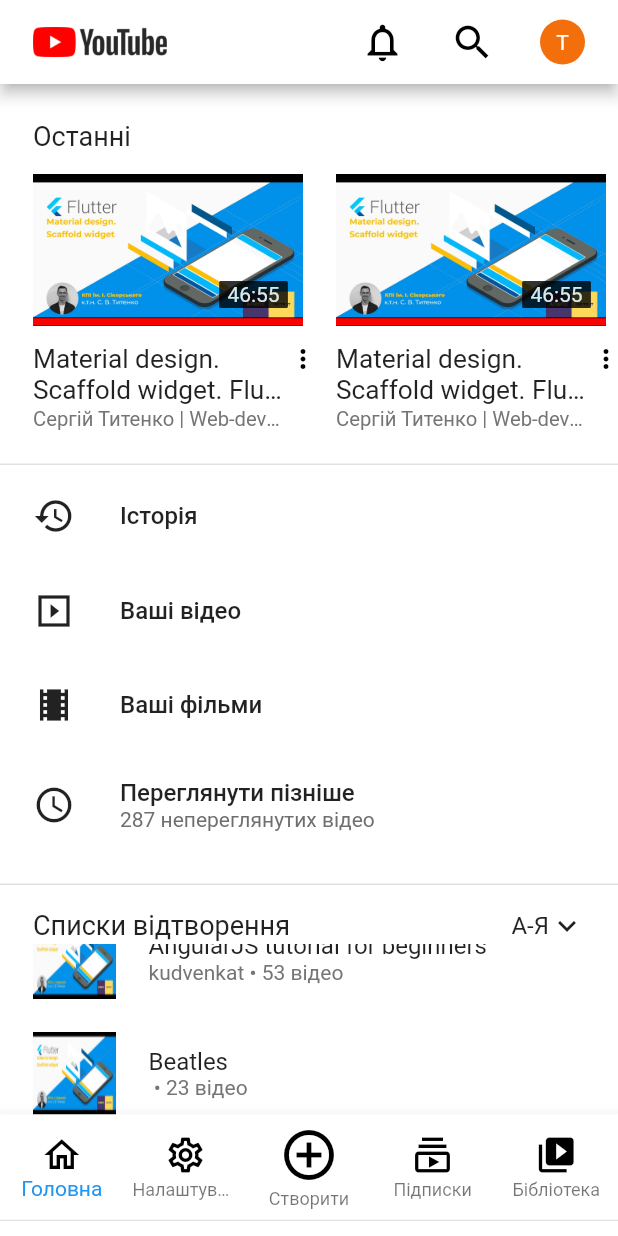
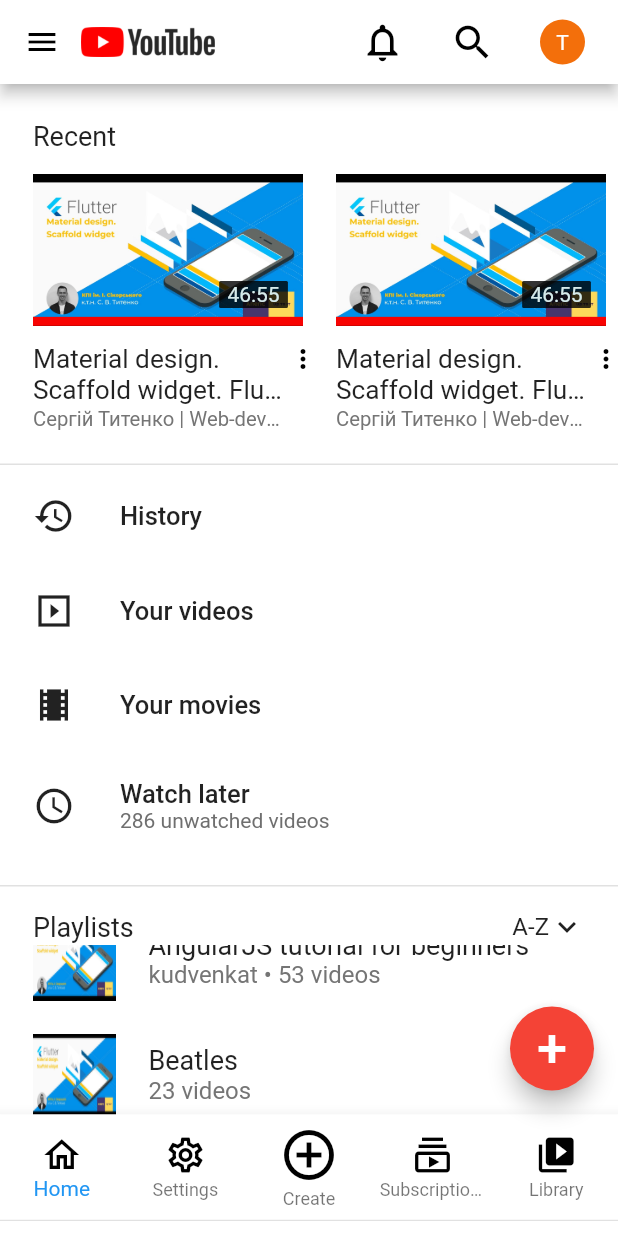
Before and after one commit to Bonefest/flutter_projects, a Flutter app: the screen it shows after launch, scrolled down 237 dp, on a phone screen of 412 x 824 dp. Run offline on Flutter 3.47's test engine with Material 2 defaults, Android fonts, the phone set to English and light mode, and no system bars; our stand-ins replace google_fonts.

Commit message:
Added drawer and a floating button.

```diff
--- a/lib/main.dart
+++ b/lib/main.dart
@@ -1,4 +1,5 @@
 import 'package:flutter/material.dart';
+import 'package:google_fonts/google_fonts.dart';
 
 void main() => runApp(MyApp());
 
@@ -44,13 +45,14 @@ Container generateUserLogo(String userName, Color backgroundColor, [double size
 AppBar generateYoutubeAppBar([double spaceBetweenIcons = 30.0])
 {
   return AppBar(
+    iconTheme: IconThemeData(color: Colors.black),
     flexibleSpace: Container(
       padding: EdgeInsets.symmetric(horizontal: 22),
       child: Row(
         crossAxisAlignment: CrossAxisAlignment.center,
         children:[
           Container(
-            padding: EdgeInsets.symmetric(vertical: 18),
+            padding: EdgeInsets.symmetric(horizontal: 32, vertical: 18),
             child: Image(
               image: AssetImage('assets/youtube_logo.png'),
               filterQuality: FilterQuality.medium,
@@ -85,11 +87,13 @@ AppBar generateYoutubeAppBar([double spaceBetweenIcons = 30.0])
   );
 }
 
-Widget generateYoutubeBottomBar()
+Widget generateYoutubeBottomBar(int index, Function(int) onTap)
 {
   return Container(
     margin: EdgeInsets.only(bottom: 10.0),
     child: BottomNavigationBar(
+      currentIndex: index,
+      onTap: onTap,
       type: BottomNavigationBarType.fixed,
       items:[
         BottomNavigationBarItem(
@@ -98,7 +102,7 @@ Widget generateYoutubeBottomBar()
             color: Colors.black,
             size: 28.0,
           ),
-          title: Text('Головна'),
+          title: Text('Home'),
         ),
 
         BottomNavigationBarItem(
@@ -107,7 +111,7 @@ Widget generateYoutubeBottomBar()
             color: Colors.black,
             size: 28.0,
           ),
-          title: Text('Налаштування'),
+          title: Text('Settings'),
         ),
 
         BottomNavigationBarItem(
@@ -116,7 +120,7 @@ Widget generateYoutubeBottomBar()
             color: Colors.black,
             size: 40.0,
           ),
-          title: Text('Створити', style: TextStyle(fontSize: 0)),
+          title: Text('Create', style: TextStyle(fontSize: 0)),
         ),
 
         BottomNavigationBarItem(
@@ -125,7 +129,7 @@ Widget generateYoutubeBottomBar()
             color: Colors.black,
             size: 28.0,
           ),
-          title: Text('Підписки'),
+          title: Text('Subscriptions'),
         ),
 
         BottomNavigationBarItem(
@@ -134,7 +138,7 @@ Widget generateYoutubeBottomBar()
             color: Colors.black,
             size: 28.0,
           ),
-          title: Text('Бібліотека'),
+          title: Text('Library'),
         ),
       ],
       backgroundColor: Color(0xFFFFFFFF),
@@ -190,7 +194,7 @@ Widget generateVideoPreview(String title, String author)
                   decoration: BoxDecoration(
                     color: Color(0xFFF80302),
                   ),
-                  height: 5,
+                  height: 6,
                   width: double.infinity, // @point
                 ),
               ),
@@ -252,7 +256,7 @@ Widget generateHistoryTab()
             Container(
               padding: EdgeInsets.only(bottom: 15),
               child: Text(
-                "Останні",
+                'Recent',
                 style: TextStyle(
                   fontSize: 18,
                   fontWeight: FontWeight.w400,
@@ -301,7 +305,7 @@ Widget generateAction(Icon icon, String title, [String? subtitle])
     Text(
       title,
       style: TextStyle(
-        fontSize: 16,
+        fontSize: 17,
         fontWeight: FontWeight.w500,
       ),
     ),
@@ -339,10 +343,10 @@ Widget generateActionsTab()
 {
   return Column(
     children: [
-      generateAction(Icon(Icons.history, size: 28.0), "Історія"),
-      generateAction(Icon(Icons.slideshow_sharp, size: 28.0), "Ваші відео"),
-      generateAction(Icon(Icons.theaters, size: 28.0), "Ваші фільми"),
-      generateAction(Icon(Icons.watch_later_outlined, size: 28.0), "Переглянути пізніше", "287 непереглянутих відео"),
+      generateAction(Icon(Icons.history, size: 28.0), 'History'),
+      generateAction(Icon(Icons.slideshow_sharp, size: 28.0), 'Your videos'),
+      generateAction(Icon(Icons.theaters, size: 28.0), 'Your movies'),
+      generateAction(Icon(Icons.watch_later_outlined, size: 28.0), 'Watch later', '286 unwatched videos'),
     ],
   );
 }
@@ -355,7 +359,7 @@ Widget generatePlaylist(String title,
   {
     previewWidget = Icon(
       Icons.add,
-      color: Colors.blue,
+      color: Color(0xFF3E6E98),
     );
   }
   else
@@ -372,8 +376,8 @@ Widget generatePlaylist(String title,
     textWidget = Text(
       title,
       style: TextStyle(
-        color: Colors.blue,
-        fontSize: 16
+        color: Color(0xFF3E6E98),
+        fontSize: 18
       ),
     );
   }
@@ -385,7 +389,7 @@ Widget generatePlaylist(String title,
           Text(
             title,
             style: TextStyle(
-              fontSize: 16,
+              fontSize: 18,
             ),
           ),
         ],
@@ -400,9 +404,10 @@ Widget generatePlaylist(String title,
         Row(
           children: [
             Text(
-              '$author • $videoCount відео',
+              author != '' ? '$author • $videoCount videos' : '$videoCount videos',
               style: TextStyle(
                 color: Color(0xFF757575),
+                fontSize: 16,
               ),
             )
           ],
@@ -443,7 +448,7 @@ Widget generatePlaylistsTab()
         crossAxisAlignment: CrossAxisAlignment.center,
         children: [
           Text(
-            "Списки відтворення",
+            'Playlists',
             style: TextStyle(
               fontSize: 18,
               fontWeight: FontWeight.w400
@@ -451,7 +456,7 @@ Widget generatePlaylistsTab()
           ),
           Spacer(),
           Text(
-            "А-Я",
+            'A-Z',
             style: TextStyle(fontSize: 16),
           ),
           Icon(
@@ -464,7 +469,7 @@ Widget generatePlaylistsTab()
         child: ListView(
           shrinkWrap: true,
           children: [
-            generatePlaylist('Новий список відтворення', true),
+            generatePlaylist('New playlist', true),
             generatePlaylist('3D Game Engine Development Tutorial', false, 'thebennybox', 61, 10.0),
             generatePlaylist('ACM/ICPC Training: For Beginner', false, 'Amy Knuth', 23),
             generatePlaylist('AngularJS tutorial for beginners', false, 'kudvenkat', 53),
@@ -522,24 +527,142 @@ Widget generateYoutubeBody()
   );
 }
 
+Drawer generateYoutubeDrawer(Function() closeCallback)
+{
+  return Drawer(
+    child: ListView(
+      children: [
+        ListTile(
+          title: Text(
+            'Drawer',
+            style: TextStyle(
+              fontSize: 18,
+              fontWeight: FontWeight.w500
+            ),
+          ),
+          trailing: IconButton(
+            icon : Icon(Icons.close),
+            onPressed: closeCallback,
+          ),
+        ),
+
+        Card(
+          child: ListTile(
+            leading: Icon(Icons.home_outlined),
+            title: Text('Home'),
+          ),
+        ),
+
+        Card(
+          child: ListTile(
+            leading: Icon(Icons.settings_outlined),
+            title: Text('Settings'),
+          ),
+        ),
+
+        Card(
+          child: ListTile(
+            leading: Icon(Icons.subscriptions_outlined),
+            title: Text('Subscriptions'),
+          ),
+        ),
+
+        Card(
+          child: ListTile(
+            leading: Icon(Icons.video_library),
+            title: Text('Library'),
+          ),
+        ),
+
+      ],
+    ),
+  );
+}
+
 class _GeneralStatefulWidgetState extends State<GeneralStatefulWidget>
 {
+
+  int _pageIdx = 0;
+  PageController? _pageController;
+
+  @override
+  void initState()
+  {
+    super.initState();
+    _pageController = PageController();
+  }
+
+  @override
+  void dispose()
+  {
+    _pageController?.dispose();
+    super.dispose();
+  }
+
+  @override
+  void onPageTap(int index)
+  {
+    setState((){
+        _pageIdx = index;
+        _pageController?.animateToPage(
+          index,
+          duration: Duration(milliseconds: 2500),
+          curve: Curves.linear,
+        );
+    });
+  }
 
   @override
   Widget build(BuildContext context)
   {
     return Scaffold(
       appBar: generateYoutubeAppBar(),
+      drawer: generateYoutubeDrawer((){Navigator.pop(context);}),
       body: Center(
-        child: ColoredBox(
-          color: Colors.white,
-          child: generateYoutubeBody(),
+        child: PageView(
+          controller: _pageController,
+          onPageChanged: (index) {
+            setState(() => _pageIdx = index);
+          },
+          children: [
+            ColoredBox(
+              color: Colors.white,
+              child: generateYoutubeBody(),
+            ),
+            ColoredBox(
+              color: Colors.white,
+              child: generateYoutubeBody(),
+            ),
+            ColoredBox(
+              color: Colors.black,
+              child: generateYoutubeBody(),
+            ),
+          ],
         ),
       ),
       bottomNavigationBar: BottomAppBar(
-        child: generateYoutubeBottomBar(),
+        child: generateYoutubeBottomBar(_pageIdx, onPageTap),
+      ),
+      floatingActionButton: FloatingActionButton(
+        onPressed:(){onPageTap(2);},
+        child: Text('+', style: TextStyle(color: Colors.white, fontSize: 36)),
+        backgroundColor: Colors.red,
       ),
     );
   }
 
 }
+
+class VideoPage extends StatelessWidget
+{
+  @override
+  Widget build(BuildContext context)
+  {
+    return Container(
+      child: Hero(
+        tag: 'video',
+        child: Text("Text"),
+      )
+    );
+  }
+}
--- a/pubspec.yaml
+++ b/pubspec.yaml
@@ -23,7 +23,7 @@ environment:
 dependencies:
   flutter:
     sdk: flutter
-
+  google_fonts: ^2.1.0
 
   # The following adds the Cupertino Icons font to your application.
   # Use with the CupertinoIcons class for iOS style icons.
```
Also changed, not shown: pubspec.lock.
